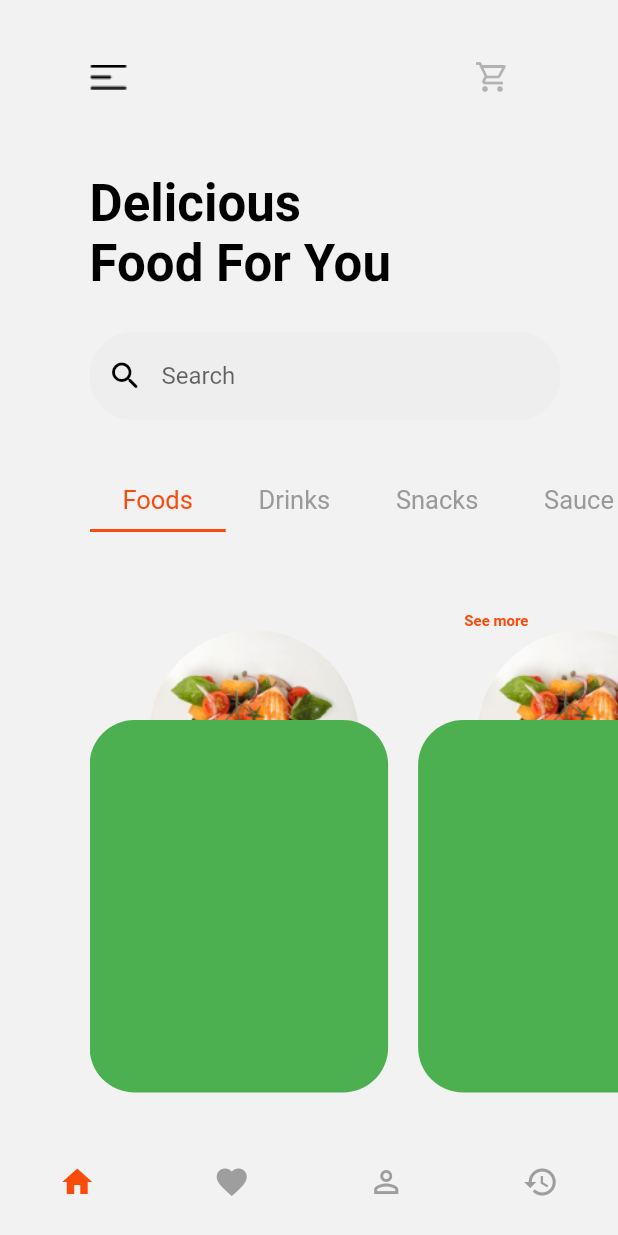
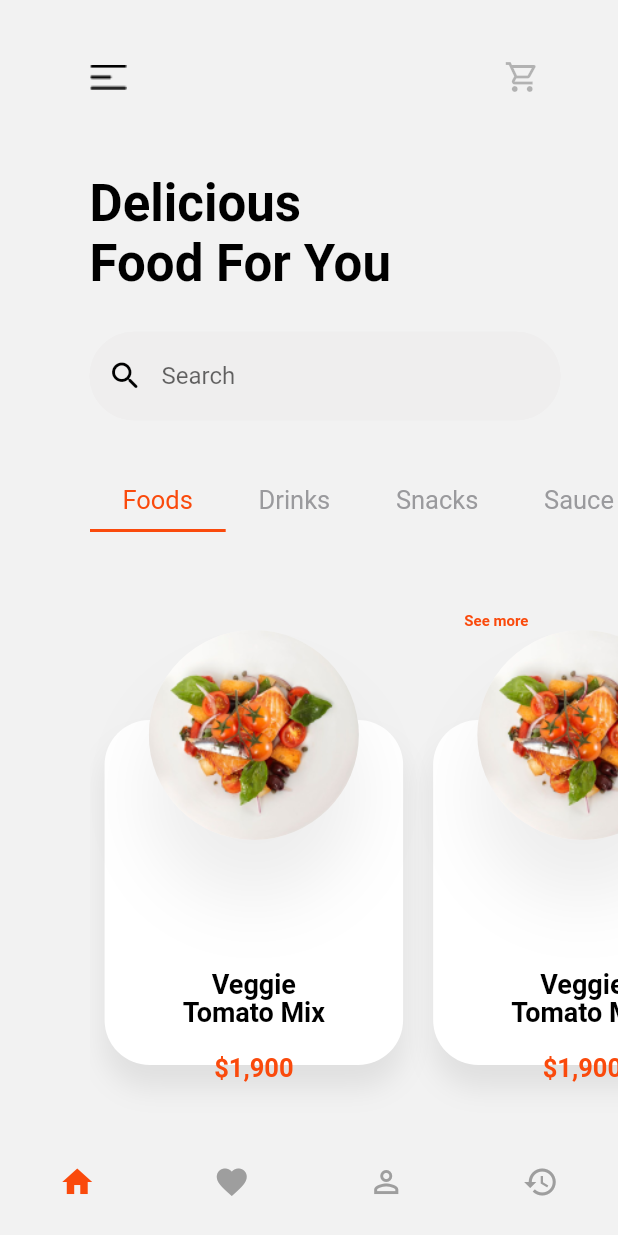
Before and after one commit to kyril-san/foodapp_practice, a Flutter app: the Homepage screen opened directly, on a phone screen of 412 x 824 dp. Run offline on Flutter 3.47's test engine with Material 2 defaults, Android fonts, the phone set to English and light mode, and no system bars; our stand-ins replace google_fonts.

Commit message:
Finished Hompage

```diff
--- a/lib/Hompage/image_details.dart
+++ b/lib/Hompage/image_details.dart
@@ -1,4 +1,5 @@
 import 'package:flutter/material.dart';
+import 'package:foodapp_practice/constants/constants.dart';
 
 class ImageHolder extends StatelessWidget {
   const ImageHolder({super.key});
@@ -10,18 +11,56 @@ class ImageHolder extends StatelessWidget {
     return Stack(
       alignment: Alignment.topCenter,
       children: [
-        const CircleAvatar(
-          backgroundImage: AssetImage('assets/images/fruits.png'),
-          radius: 70,
-        ),
         Container(
-          margin: const EdgeInsets.only(top: 60, right: 20),
-          height: 270 * screenheight,
+          margin: const EdgeInsets.only(top: 60, left: 10, right: 10),
+          height: 250 * screenheight,
           width: 100 * screenwidth,
           decoration: const BoxDecoration(
               borderRadius: BorderRadius.all(Radius.circular(30)),
-              color: Colors.green),
-        )
+              color: Colors.white,
+              boxShadow: [
+                BoxShadow(
+                    offset: Offset(0, 15),
+                    color: Color.fromRGBO(57, 57, 57, 0.1),
+                    blurRadius: 15)
+              ]),
+        ),
+        Container(
+          decoration: const BoxDecoration(shape: BoxShape.circle, boxShadow: [
+            BoxShadow(
+                offset: Offset(0, 40),
+                color: Color.fromRGBO(0, 0, 0, 0.07),
+                blurRadius: 40)
+          ]),
+          child: const CircleAvatar(
+            backgroundImage: AssetImage('assets/images/fruits.png'),
+            radius: 70,
+          ),
+        ),
+        Positioned(
+          bottom: screenheight * 110,
+          child: Center(
+              child: Text(
+            'Veggie',
+            style: maintextblack,
+          )),
+        ),
+        Positioned(
+          bottom: screenheight * 90,
+          child: Center(
+              child: Text(
+            'Tomato Mix',
+            style: maintextblack,
+          )),
+        ),
+        Positioned(
+          bottom: screenheight * 50,
+          child: Center(
+              child: Text(
+            '\$1,900',
+            style: maintext2,
+          )),
+        ),
       ],
     );
   }
--- a/lib/Hompage/page1/layer1.dart
+++ b/lib/Hompage/page1/layer1.dart
@@ -1,5 +1,4 @@
 import 'package:flutter/material.dart';
-import 'package:foodapp_practice/constants/constants.dart';
 
 class Layer1 extends StatelessWidget {
   const Layer1({
@@ -11,7 +10,7 @@ class Layer1 extends StatelessWidget {
     final double screenwidth = MediaQuery.of(context).size.height / 414;
     // final double screenheight = MediaQuery.of(context).size.height / 896;
     return Padding(
-      padding: EdgeInsets.only(right: pagepadding * screenwidth),
+      padding: EdgeInsets.only(right: 20 * screenwidth),
       child: Row(
         mainAxisAlignment: MainAxisAlignment.spaceBetween,
         children: [
--- a/lib/Pages/loading_page.dart
+++ b/lib/Pages/loading_page.dart
@@ -1,4 +1,7 @@
+import 'dart:async';
+
 import 'package:flutter/material.dart';
+import 'package:foodapp_practice/Pages/login_page.dart';
 import 'package:foodapp_practice/constants/constants.dart';
 
 class LoadingPage extends StatefulWidget {
@@ -8,7 +11,20 @@ class LoadingPage extends StatefulWidget {
   State<LoadingPage> createState() => _LoadingPageState();
 }
 
+void nextPage(BuildContext context) {
+  Navigator.pushReplacement(
+      context, MaterialPageRoute(builder: (context) => const Login()));
+}
+
 class _LoadingPageState extends State<LoadingPage> {
+  @override
+  void initState() {
+    super.initState();
+    Timer(const Duration(seconds: 5), () {
+      nextPage(context);
+    });
+  }
+
   @override
   Widget build(BuildContext context) {
     double screenheight = MediaQuery.of(context).size.height / 896;
@@ -40,7 +56,7 @@ class _LoadingPageState extends State<LoadingPage> {
               SizedBox(height: screenheight * 20),
               const CircularProgressIndicator(
                 color: secondarycolor,
-                value: 0.5,
+                // value: 0.5,
                 strokeWidth: 2,
               ),
             ]),
--- a/lib/main.dart
+++ b/lib/main.dart
@@ -22,7 +22,7 @@ class MyApp extends StatelessWidget {
         primarySwatch: Colors.grey,
         primaryColor: const Color.fromARGB(255, 182, 182, 182),
       ),
-      home: const Homepage(),
+      home: const LoadingPage(),
     );
   }
 }
```
Also changed, not shown: pubspec.lock, 1 other file.
